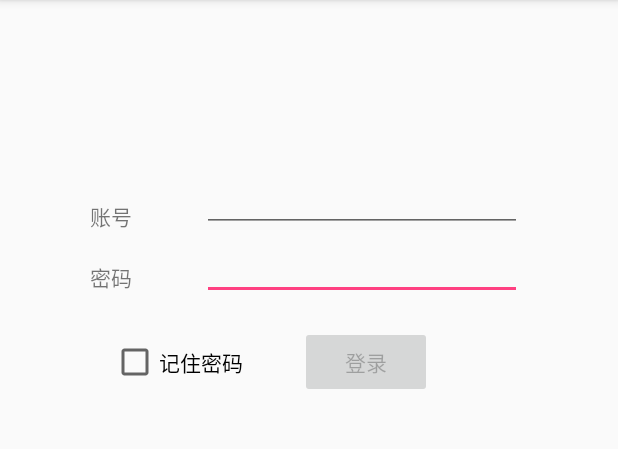
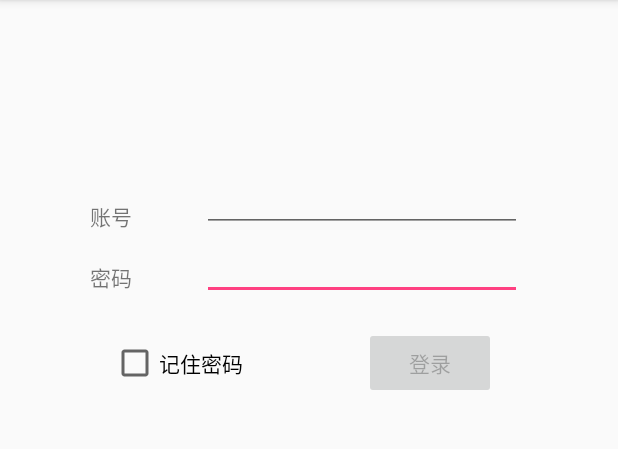
Before and after one commit to PPcao/SafeDriving, an Android app: the screen it shows after launch (LoginLayoutActivity), on a phone screen of 412 x 824 dp, the part 84-533 px from its top. Run offline under Robolectric (Android 15) with nearby library versions, the phone set to English and light mode, and no system bars.

Commit message:
Fifth commit: Fixed the login button invisible bug when try logining at the second time.

```diff
--- a/app/src/main/java/com/android/safedriving/LoginLayoutActivity.java
+++ b/app/src/main/java/com/android/safedriving/LoginLayoutActivity.java
@@ -65,6 +65,9 @@ public class LoginLayoutActivity extends AppCompatActivity {
         /**
          * 监听EditText控件，都不为空时，登录按钮才可点击。
          */
+        if(! TextUtils.isEmpty(accountEdit.getText()) && !TextUtils.isEmpty(passwordEdit.getText())){
+            loginButton.setEnabled(Boolean.TRUE);
+        }
         accountEdit.addTextChangedListener(new TextWatcher() {
             @Override
             public void beforeTextChanged(CharSequence charSequence, int i, int i1, int i2) {
--- a/app/src/main/res/layout/login_layout.xml
+++ b/app/src/main/res/layout/login_layout.xml
@@ -47,10 +47,10 @@
         android:layout_height="wrap_content"
         android:layout_alignParentEnd="true"
         android:layout_alignParentTop="true"
-        android:layout_marginEnd="124dp"
-        android:layout_marginTop="217dp"
-        android:text="登录"
-        android:enabled="false"/>
+        android:layout_marginEnd="81dp"
+        android:layout_marginTop="218dp"
+        android:enabled="false"
+        android:text="登录" />
 
     <TextView
         android:id="@+id/result_textView"
```
